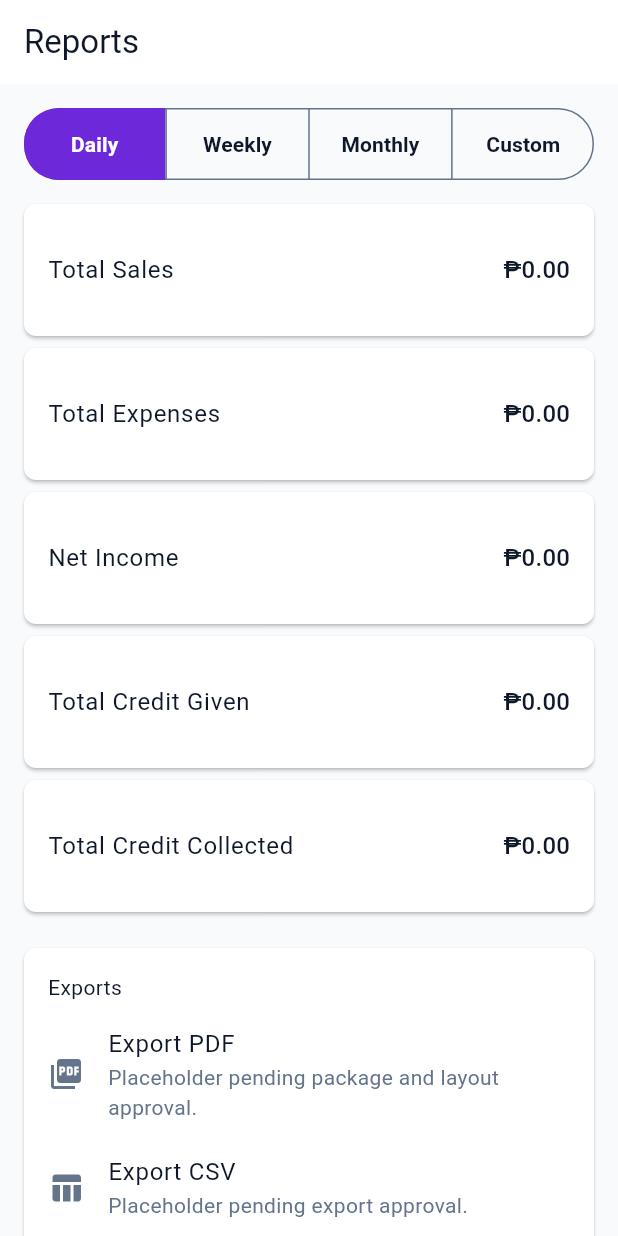
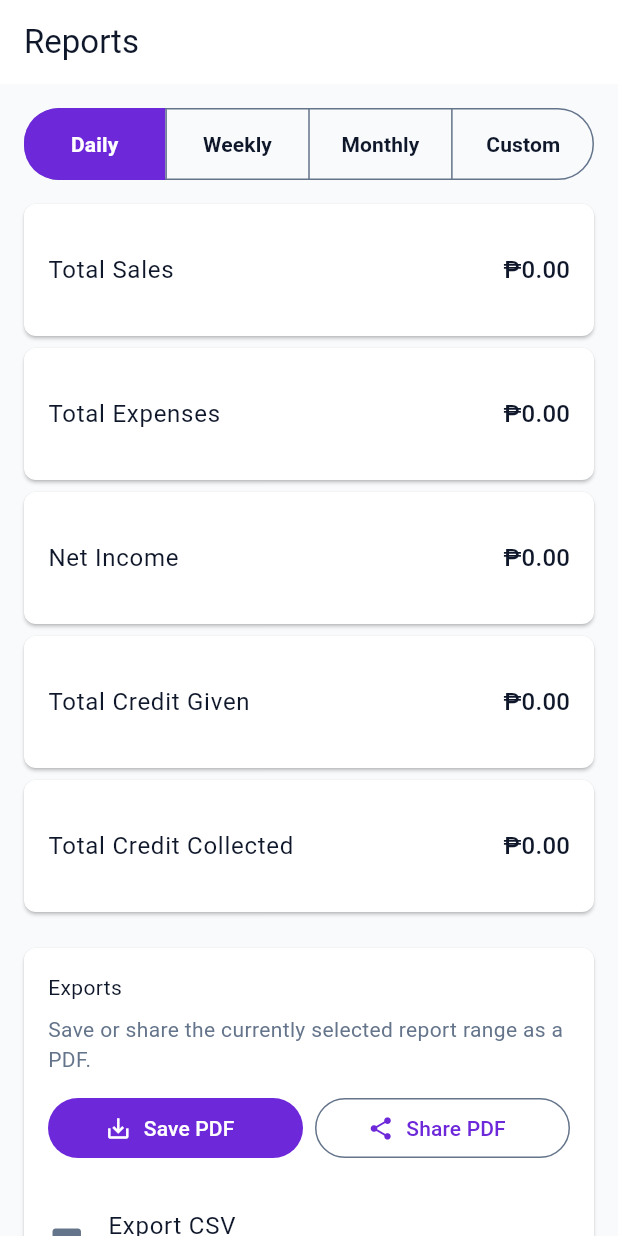
Before and after one commit to lucifron28/FlowTrack, a Flutter app: the ReportsScreen screen opened by its route, on a phone screen of 412 x 824 dp. Run offline on Flutter 3.47's test engine with Material 3 defaults, Android fonts, the phone set to English and light mode, and no system bars; our stand-ins replace drift, drift_flutter, flutter_riverpod, flutter_secure_storage, go_router, pdf; missing offline and left inert: barcode, mobile_scanner; accounts and stored records are empty; generated files the repository leaves out were written again.

Commit message:
feat(reports): add report pdf save and share actions

```diff
--- a/lib/features/reports/screens/reports_screen.dart
+++ b/lib/features/reports/screens/reports_screen.dart
@@ -22,6 +22,7 @@ class _ReportsScreenState extends ConsumerState<ReportsScreen> {
   ReportRange _range = ReportRange.daily;
   DateTime _start = startOfDay(DateTime.now());
   DateTime _end = endOfDay(DateTime.now());
+  bool _exportBusy = false;
 
   @override
   Widget build(BuildContext context) {
@@ -101,24 +102,50 @@ class _ReportsScreenState extends ConsumerState<ReportsScreen> {
           SectionCard(
             child: Column(
               crossAxisAlignment: CrossAxisAlignment.start,
-              children: const [
-                Text('Exports'),
-                SizedBox(height: 8),
-                ListTile(
-                  contentPadding: EdgeInsets.zero,
-                  leading: Icon(Icons.picture_as_pdf),
-                  title: Text('Export PDF'),
-                  subtitle: Text(
-                    'Placeholder pending package and layout approval.',
+              children: [
+                const Text('Exports'),
+                const SizedBox(height: 8),
+                Text(
+                  'Save or share the currently selected report range as a PDF.',
+                  style: Theme.of(context).textTheme.bodyMedium?.copyWith(
+                    color: Theme.of(context).colorScheme.onSurfaceVariant,
                   ),
                 ),
-                ListTile(
+                const SizedBox(height: 12),
+                Row(
+                  children: [
+                    Expanded(
+                      child: FilledButton.icon(
+                        onPressed: _exportBusy ? null : _savePdf,
+                        icon: _exportBusy
+                            ? const SizedBox.square(
+                                dimension: 18,
+                                child: CircularProgressIndicator(
+                                  strokeWidth: 2,
+                                ),
+                              )
+                            : const Icon(Icons.save_alt),
+                        label: const Text('Save PDF'),
+                      ),
+                    ),
+                    const SizedBox(width: 8),
+                    Expanded(
+                      child: OutlinedButton.icon(
+                        onPressed: _exportBusy ? null : _sharePdf,
+                        icon: const Icon(Icons.share),
+                        label: const Text('Share PDF'),
+                      ),
+                    ),
+                  ],
+                ),
+                const SizedBox(height: 16),
+                const ListTile(
                   contentPadding: EdgeInsets.zero,
                   leading: Icon(Icons.table_chart),
                   title: Text('Export CSV'),
                   subtitle: Text('Placeholder pending export approval.'),
                 ),
-                ListTile(
+                const ListTile(
                   contentPadding: EdgeInsets.zero,
                   leading: Icon(Icons.print),
                   title: Text('Print Report'),
@@ -174,6 +201,73 @@ class _ReportsScreenState extends ConsumerState<ReportsScreen> {
         _end = _start.add(const Duration(days: 1));
       }
     });
+  }
+
+  Future<void> _savePdf() async {
+    await _runPdfExport(
+      action: (summary) async {
+        await ref
+            .read(reportPdfServiceProvider)
+            .saveReportPdf(
+              reportTitle: _reportTitle,
+              start: _start,
+              end: _end,
+              summary: summary,
+            );
+      },
+      successMessage: 'Report PDF saved to Downloads.',
+    );
+  }
+
+  Future<void> _sharePdf() async {
+    await _runPdfExport(
+      action: (summary) => ref
+          .read(reportPdfServiceProvider)
+          .shareReportPdf(
+            reportTitle: _reportTitle,
+            start: _start,
+            end: _end,
+            summary: summary,
+          ),
+      successMessage: 'Report PDF ready to share.',
+    );
+  }
+
+  Future<void> _runPdfExport({
+    required Future<void> Function(ReportSummary summary) action,
+    required String successMessage,
+  }) async {
+    setState(() => _exportBusy = true);
+    try {
+      final summary = await ref
+          .read(appDatabaseProvider)
+          .reportForRange(start: _start, end: _end);
+      await action(summary);
+      if (mounted) {
+        ScaffoldMessenger.of(
+          context,
+        ).showSnackBar(SnackBar(content: Text(successMessage)));
+      }
+    } catch (error) {
+      if (mounted) {
+        ScaffoldMessenger.of(
+          context,
+        ).showSnackBar(SnackBar(content: Text(error.toString())));
+      }
+    } finally {
+      if (mounted) {
+        setState(() => _exportBusy = false);
+      }
+    }
+  }
+
+  String get _reportTitle {
+    return switch (_range) {
+      ReportRange.daily => 'Daily Report',
+      ReportRange.weekly => 'Weekly Report',
+      ReportRange.monthly => 'Monthly Report',
+      ReportRange.custom => 'Custom Date Range Report',
+    };
   }
 }
 
```
